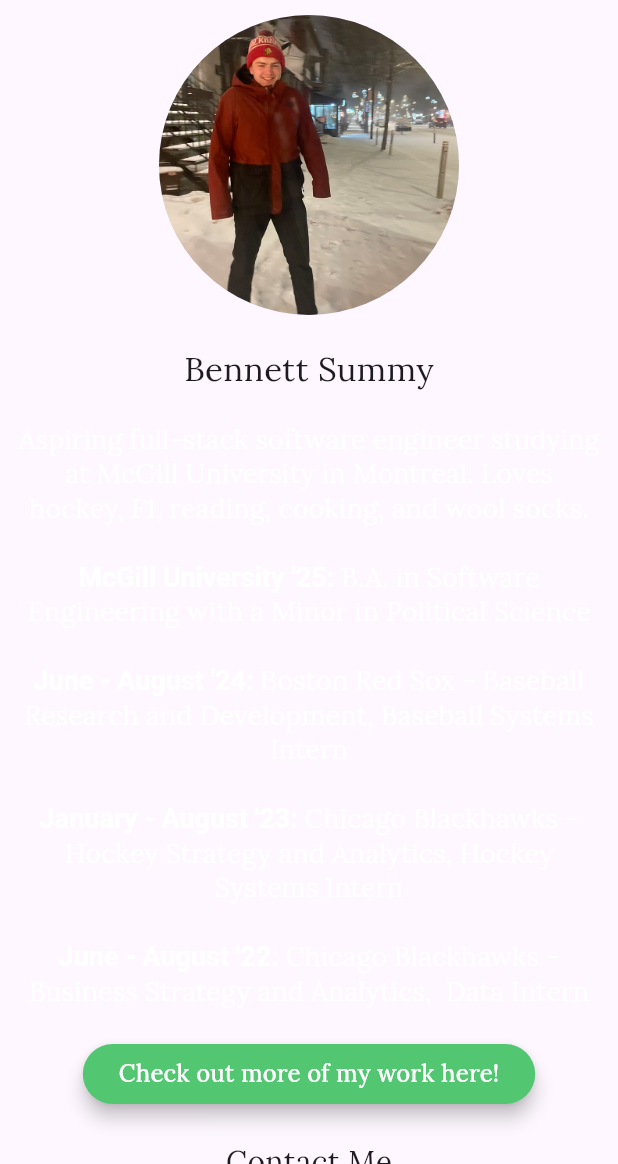
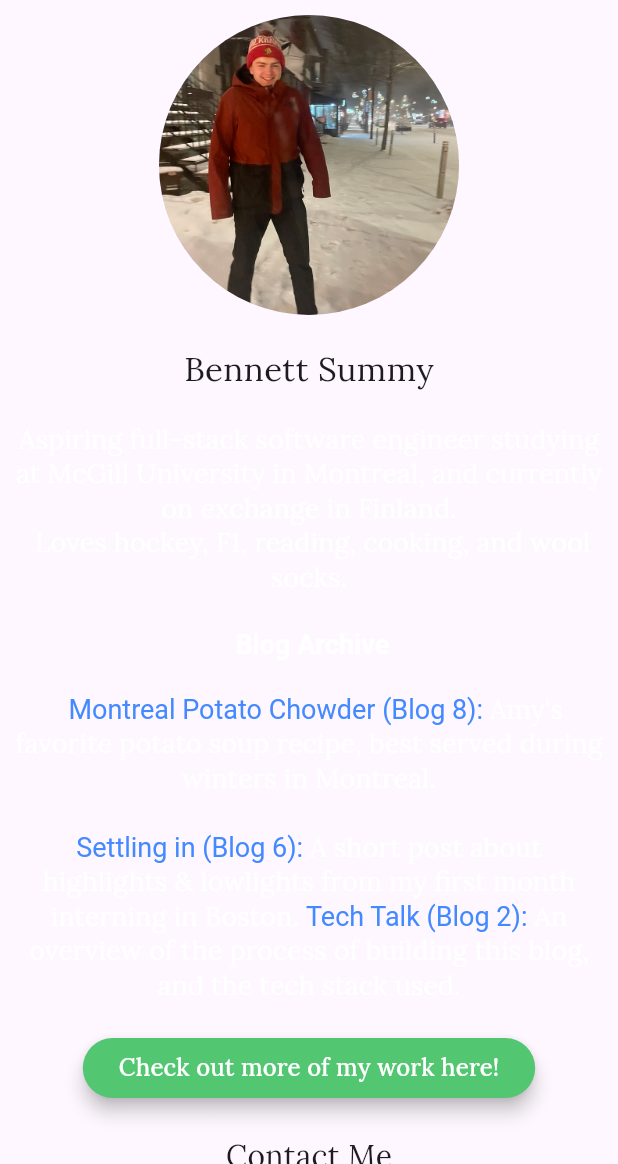
Before and after one commit to bsummy/blog, a Flutter app: the screen it shows after launch, tab 2 chosen, on a phone screen of 412 x 824 dp, the part 72-1236 px from its top. Run offline on Flutter 3.47's test engine with Material 3 defaults, Android fonts, the light colour scheme and no system bars; our stand-ins replace carousel_slider, firebase_core, flutter_markdown; missing offline and left inert: flutter_circular_text; accounts and stored records are empty.

Commit message:
blog 12 post

```diff
--- a/lib/blog_management/blog_management.dart
+++ b/lib/blog_management/blog_management.dart
@@ -8,6 +8,12 @@ class BlogManagement extends StatelessWidget {
   @override
   Widget build(BuildContext context) {
     return const AlbumShelf(albums: <WrappedAlbum>[
+      WrappedAlbum(
+        blogName: "Atop a Cake",
+        postPath: 'blog12',
+        date: '10-19-24',
+        category: "Study Abroad",
+      ),
       WrappedAlbum(
         blogName: "Norden-Americans",
         postPath: 'blog11',
@@ -62,12 +68,12 @@ class BlogManagement extends StatelessWidget {
         date: '6-2-24',
         category: "Boston",
       ),
-      WrappedAlbum(
-        blogName: 'Tech Talk',
-        postPath: 'blog2',
-        date: '5-30-24',
-        category: "Software Engineering",
-      ),
+      // WrappedAlbum(
+      //   blogName: 'Tech Talk',
+      //   postPath: 'blog2',
+      //   date: '5-30-24',
+      //   category: "Software Engineering",
+      // ),
       WrappedAlbum(
         blogName: "Let's Start Here",
         postPath: 'blog1',
--- a/lib/main.dart
+++ b/lib/main.dart
@@ -11,11 +11,11 @@ Future<void> main() async {
   // to run locally, need these two lines commented out
   // lol maybe not i don't really know
   // ---
-  WidgetsFlutterBinding.ensureInitialized();
+  // WidgetsFlutterBinding.ensureInitialized();
 
-  await Firebase.initializeApp(
-    options: DefaultFirebaseOptions.currentPlatform,
-  );
+  // await Firebase.initializeApp(
+  //   options: DefaultFirebaseOptions.currentPlatform,
+  // );
   // ---
 
   runApp(
--- a/lib/page/about_page.dart
+++ b/lib/page/about_page.dart
@@ -1,3 +1,4 @@
+import 'package:flutter/gestures.dart';
 import 'package:flutter/material.dart';
 import 'package:url_launcher/url_launcher.dart';
 
@@ -31,56 +32,69 @@ class AboutPage extends StatelessWidget {
               padding: const EdgeInsets.all(10.0),
               child: RichText(
                 textAlign: TextAlign.center,
-                text: const TextSpan(
-
-                  style: TextStyle(
+                text: TextSpan(
+                  style: const TextStyle(
                     fontFamily: 'Lora',
                     fontSize: 18,
                   ),
                   children: [
-                    TextSpan(
+                    const TextSpan(
                       text:
-                          """Aspiring full-stack software engineer studying at McGill University in Montreal. Loves hockey, F1, reading, cooking, and wool socks.\n\n""",
+                          """Aspiring full-stack software engineer studying at McGill University in Montreal, and currently on exchange in Finland. \n Loves hockey, F1, reading, cooking, and wool socks.\n\n""",
                     ),
-                    TextSpan(
-                      text: """McGill University '25: """,
-                      style: TextStyle(
+                    const TextSpan(
+                      text: """ Blog Archive \n\n """,
+                      style: const TextStyle(
                         fontWeight: FontWeight.bold,
                       ),
                     ),
                     TextSpan(
+                      text: """ Montreal Potato Chowder (Blog 8): """,
+                      style: const TextStyle(
+                        color: Colors.blueAccent,
+                      ),
+                      mouseCursor: SystemMouseCursors.click,
+                      recognizer: TapGestureRecognizer()
+                        ..onTap = () {
+                          _launchURL(
+                              'https://github.com/bsummy/blog/tree/main/assets/posts/blog8');
+                        },
+                    ),
+                    const TextSpan(
                       text:
-                          """B.A. in Software Engineering with a Minor in Political Science\n\n""",
+                          """Amy's favorite potato soup recipe, best served during winters in Montreal. \n\n""",
                     ),
                     TextSpan(
-                      text: """June - August '24: """,
-                      style: TextStyle(
-                        fontWeight: FontWeight.bold,
+                      text: """Settling in (Blog 6): """,
+                      style: const TextStyle(
+                        color: Colors.blueAccent,
                       ),
+                      mouseCursor: SystemMouseCursors.click,
+                      recognizer: TapGestureRecognizer()
+                        ..onTap = () {
+                          _launchURL(
+                              'https://github.com/bsummy/blog/tree/main/assets/posts/blog6');
+                        },
+                    ),
+                    const TextSpan(
+                      text:
+                          """A short post about highlights & lowlights from my first month interning in Boston. """,
                     ),
                     TextSpan(
+                      text: """Tech Talk (Blog 2): """,
+                      style: const TextStyle(
+                        color: Colors.blueAccent,
+                      ),
+                      mouseCursor: SystemMouseCursors.click,
+                      recognizer: TapGestureRecognizer()
+                        ..onTap = () {
+                          _launchURL(
+                              'https://github.com/bsummy/blog/tree/main/assets/posts/blog2');
+                        },
+                    ),
+                    const TextSpan(
                       text:
-                          """Boston Red Sox - Baseball Research and Development, Baseball Systems Intern\n\n""",
-                    ),
-                    TextSpan(
-                      text: """January - August '23: """,
-                      style: TextStyle(
-                        fontWeight: FontWeight.bold,
-                      ),
-                    ),
-                    TextSpan(
-                      text:
-                          """Chicago Blackhawks - Hockey Strategy and Analytics, Hockey Systems Intern\n\n""",
-                    ),
-                    TextSpan(
-                      text: """June - August '22: """,
-                      style: TextStyle(
-                        fontWeight: FontWeight.bold,
-                      ),
-                    ),
-                    TextSpan(
-                      text:
-                          """Chicago Blackhawks - Business Strategy and Analytics,  Data Intern""",
+                          """An overview of the process of building this blog, and the tech stack used. """,
                     ),
                   ],
                 ),
--- a/pubspec.yaml
+++ b/pubspec.yaml
@@ -116,6 +116,9 @@ flutter:
     - assets/posts/blog11/cover/
     - assets/posts/blog11/photos/
     - assets/posts/blog11/markdown.md
+    - assets/posts/blog12/cover/
+    - assets/posts/blog12/photos/
+    - assets/posts/blog12/markdown.md
 
   # An image asset can refer to one or more resolution-specific "variants", see
   # https://flutter.dev/assets-and-images/#resolution-aware
```
Also changed, not shown: assets/posts/blog12/cover/IMG_8249.jpeg (added), assets/posts/blog12/photos/IMG_8247.jpeg (added), assets/posts/blog12/photos/IMG_8255.jpeg (added), assets/posts/blog12/photos/IMG_8317.jpeg (added), 4 other files.
